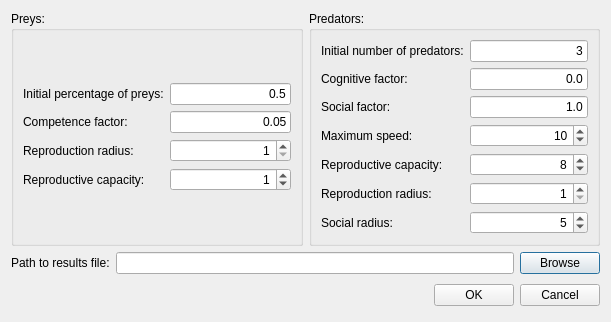
The window that localsettingsdialog.ui (mariomartinezm/QtCaPso) describes before a commit, drawn with Qt 5.
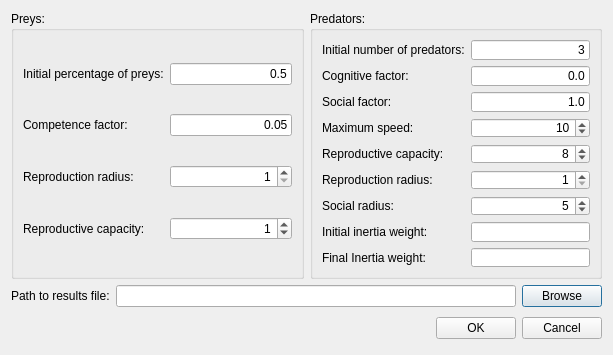
The same window after the commit.

Commit message:
Add inertia weight to the local settings dialog
Add a line edit for the initial and final inertia weight to the lcoal
settings dialog form.

```diff
--- a/localsettingsdialog.ui
+++ b/localsettingsdialog.ui
@@ -6,14 +6,20 @@
    <rect>
     <x>0</x>
     <y>0</y>
-    <width>611</width>
-    <height>301</height>
+    <width>613</width>
+    <height>355</height>
    </rect>
   </property>
+  <property name="minimumSize">
+   <size>
+    <width>613</width>
+    <height>355</height>
+   </size>
+  </property>
   <property name="maximumSize">
    <size>
-    <width>611</width>
-    <height>301</height>
+    <width>613</width>
+    <height>355</height>
    </size>
   </property>
   <property name="windowTitle">
@@ -22,6 +28,8 @@
   <property name="locale">
    <locale language="Spanish" country="Mexico"/>
   </property>
+  <layout class="QVBoxLayout" name="verticalLayout_3">
+   <item>
   <layout class="QVBoxLayout" name="verticalLayout_2">
    <item>
     <layout class="QHBoxLayout" name="horizontalLayout_3">
@@ -30,7 +38,7 @@
        <property name="title">
         <string>Preys:</string>
        </property>
-       <layout class="QVBoxLayout" name="verticalLayout">
+         <layout class="QHBoxLayout" name="horizontalLayout_2">
         <item>
          <layout class="QGridLayout" name="gridLayout_2">
           <item row="0" column="0">
@@ -111,17 +119,17 @@
        <property name="title">
         <string>Predators:</string>
        </property>
-       <layout class="QHBoxLayout" name="horizontalLayout_2">
+         <layout class="QVBoxLayout" name="verticalLayout">
         <item>
          <layout class="QGridLayout" name="gridLayout">
-          <item row="0" column="0" colspan="2">
+            <item row="0" column="0">
            <widget class="QLabel" name="labelInitialPredators">
             <property name="text">
              <string>Initial number of predators:</string>
             </property>
            </widget>
           </item>
-          <item row="0" column="2">
+            <item row="0" column="1">
            <widget class="QLineEdit" name="lineEditInitialPredators">
             <property name="text">
              <string>3</string>
@@ -131,108 +139,128 @@
             </property>
            </widget>
           </item>
-          <item row="3" column="2">
-           <widget class="QSpinBox" name="spinBoxMaxSpeed">
-            <property name="alignment">
-             <set>Qt::AlignRight|Qt::AlignTrailing|Qt::AlignVCenter</set>
-            </property>
-            <property name="value">
-             <number>10</number>
-            </property>
-           </widget>
-          </item>
-          <item row="4" column="2">
-           <widget class="QSpinBox" name="spinBoxPredatorReproductiveCapacity">
-            <property name="alignment">
-             <set>Qt::AlignRight|Qt::AlignTrailing|Qt::AlignVCenter</set>
-            </property>
-            <property name="value">
-             <number>8</number>
-            </property>
-           </widget>
-          </item>
-          <item row="5" column="2">
-           <widget class="QSpinBox" name="spinBoxPredatorReproductionRadius">
-            <property name="alignment">
-             <set>Qt::AlignRight|Qt::AlignTrailing|Qt::AlignVCenter</set>
-            </property>
-            <property name="minimum">
-             <number>1</number>
-            </property>
-           </widget>
-          </item>
-          <item row="6" column="2">
-           <widget class="QSpinBox" name="spinBoxSocialRadius">
-            <property name="alignment">
-             <set>Qt::AlignRight|Qt::AlignTrailing|Qt::AlignVCenter</set>
-            </property>
-            <property name="value">
-             <number>5</number>
-            </property>
-           </widget>
-          </item>
-          <item row="1" column="2">
-           <widget class="QLineEdit" name="lineEditCognitiveFactor">
-            <property name="text">
-             <string>0.0</string>
-            </property>
-            <property name="alignment">
-             <set>Qt::AlignRight|Qt::AlignTrailing|Qt::AlignVCenter</set>
-            </property>
-           </widget>
-          </item>
-          <item row="2" column="2">
-           <widget class="QLineEdit" name="lineEditSocialFactor">
-            <property name="text">
-             <string>1.0</string>
-            </property>
-            <property name="alignment">
-             <set>Qt::AlignRight|Qt::AlignTrailing|Qt::AlignVCenter</set>
-            </property>
-           </widget>
-          </item>
-          <item row="1" column="0" colspan="2">
+            <item row="1" column="0">
            <widget class="QLabel" name="labelCognitiveFactor">
             <property name="text">
              <string>Cognitive factor:</string>
             </property>
            </widget>
           </item>
-          <item row="2" column="0" colspan="2">
+            <item row="1" column="1">
+             <widget class="QLineEdit" name="lineEditCognitiveFactor">
+              <property name="text">
+               <string>0.0</string>
+              </property>
+              <property name="alignment">
+               <set>Qt::AlignRight|Qt::AlignTrailing|Qt::AlignVCenter</set>
+              </property>
+             </widget>
+            </item>
+            <item row="2" column="0">
            <widget class="QLabel" name="labelSocialFactor">
             <property name="text">
              <string>Social factor:</string>
             </property>
            </widget>
           </item>
-          <item row="3" column="0" colspan="2">
+            <item row="2" column="1">
+             <widget class="QLineEdit" name="lineEditSocialFactor">
+              <property name="text">
+               <string>1.0</string>
+              </property>
+              <property name="alignment">
+               <set>Qt::AlignRight|Qt::AlignTrailing|Qt::AlignVCenter</set>
+              </property>
+             </widget>
+            </item>
+            <item row="3" column="0">
            <widget class="QLabel" name="labelMaxSpeed">
             <property name="text">
              <string>Maximum speed:</string>
             </property>
            </widget>
           </item>
-          <item row="4" column="0" colspan="2">
+            <item row="3" column="1">
+             <widget class="QSpinBox" name="spinBoxMaxSpeed">
+              <property name="alignment">
+               <set>Qt::AlignRight|Qt::AlignTrailing|Qt::AlignVCenter</set>
+              </property>
+              <property name="value">
+               <number>10</number>
+              </property>
+             </widget>
+            </item>
+            <item row="4" column="0">
            <widget class="QLabel" name="labelPredatorReproductiveCapacity">
             <property name="text">
              <string>Reproductive capacity:</string>
             </property>
            </widget>
           </item>
-          <item row="5" column="0" colspan="2">
+            <item row="4" column="1">
+             <widget class="QSpinBox" name="spinBoxPredatorReproductiveCapacity">
+              <property name="alignment">
+               <set>Qt::AlignRight|Qt::AlignTrailing|Qt::AlignVCenter</set>
+              </property>
+              <property name="value">
+               <number>8</number>
+              </property>
+             </widget>
+            </item>
+            <item row="5" column="0">
            <widget class="QLabel" name="labelPredatorReproductionRadius">
             <property name="text">
              <string>Reproduction radius:</string>
             </property>
            </widget>
           </item>
-          <item row="6" column="0" colspan="2">
-           <widget class="QLabel" name="label_12">
+            <item row="5" column="1">
+             <widget class="QSpinBox" name="spinBoxPredatorReproductionRadius">
+              <property name="alignment">
+               <set>Qt::AlignRight|Qt::AlignTrailing|Qt::AlignVCenter</set>
+              </property>
+              <property name="minimum">
+               <number>1</number>
+              </property>
+             </widget>
+            </item>
+            <item row="6" column="0">
+             <widget class="QLabel" name="labelSocial">
             <property name="text">
              <string>Social radius:</string>
             </property>
            </widget>
           </item>
+            <item row="6" column="1">
+             <widget class="QSpinBox" name="spinBoxSocialRadius">
+              <property name="alignment">
+               <set>Qt::AlignRight|Qt::AlignTrailing|Qt::AlignVCenter</set>
+              </property>
+              <property name="value">
+               <number>5</number>
+              </property>
+             </widget>
+            </item>
+            <item row="7" column="0">
+             <widget class="QLabel" name="labelInitialWeight">
+              <property name="text">
+               <string>Initial inertia weight:</string>
+              </property>
+             </widget>
+            </item>
+            <item row="7" column="1">
+             <widget class="QLineEdit" name="lineEditInitialWeight"/>
+            </item>
+            <item row="8" column="0">
+             <widget class="QLabel" name="labelFinalWeight">
+              <property name="text">
+               <string>Final Inertia weight:</string>
+              </property>
+             </widget>
+            </item>
+            <item row="8" column="1">
+             <widget class="QLineEdit" name="lineEditFinalWeight"/>
+            </item>
          </layout>
         </item>
        </layout>
@@ -299,6 +327,9 @@
     </layout>
    </item>
   </layout>
+   </item>
+  </layout>
+  <zorder>groupBoxPredators</zorder>
  </widget>
  <resources/>
  <connections>
```
Lines whose indentation alone changed are shown as unchanged.
